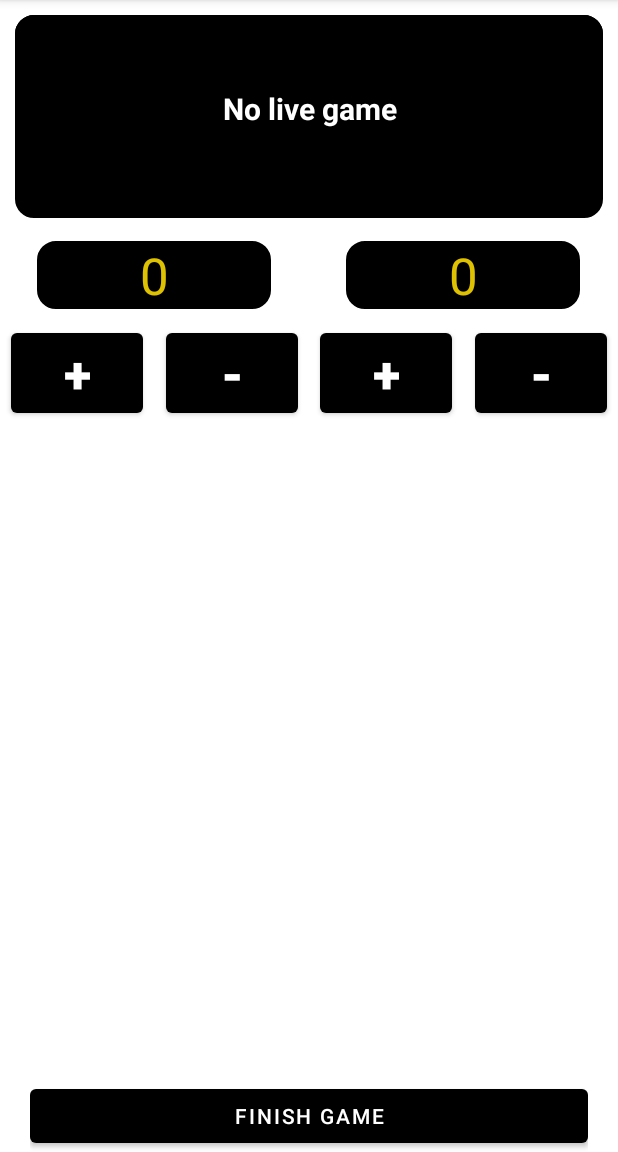
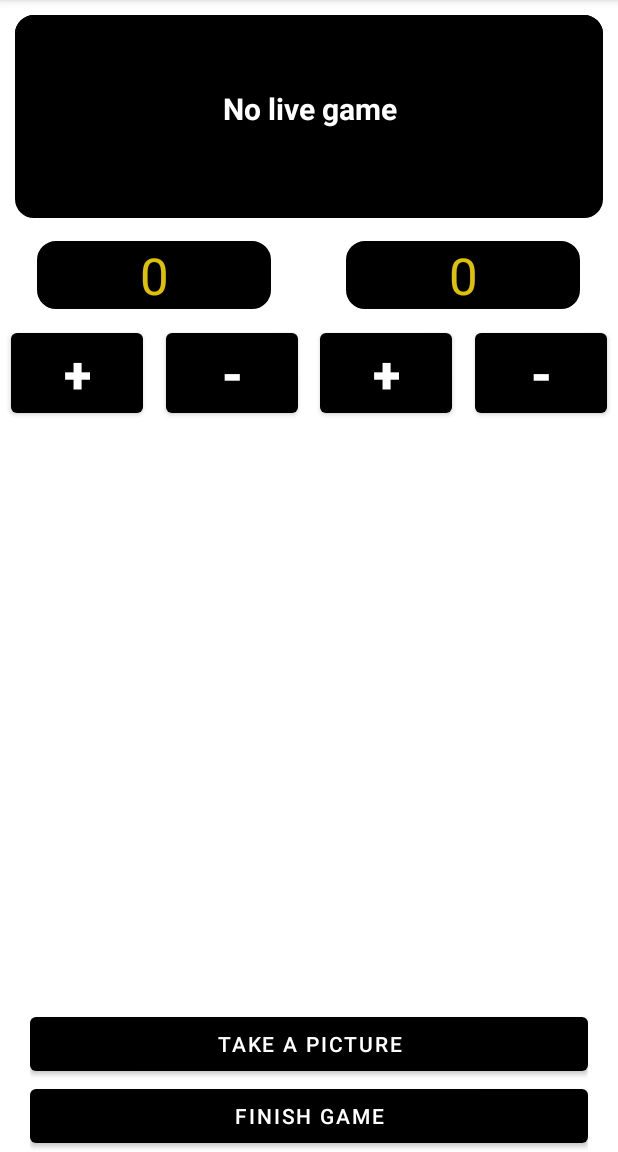
Before and after one commit to BowgartField/roundnet-tracker, an Android app: the GameActivity screen opened directly, with no data from a screen before it, on a phone screen of 412 x 824 dp, the part 84-1236 px from its top. Run offline under Robolectric (Android 15) with nearby library versions, the phone set to English and light mode, and no system bars; 6 statements that could not run were skipped.

Commit message:
Add picture on GameActivity

```diff
--- a/app/build.gradle
+++ b/app/build.gradle
@@ -46,6 +46,7 @@ dependencies {
     implementation 'com.google.android.gms:play-services-maps:17.0.1'
     implementation 'com.google.android.gms:play-services-location:18.0.0'
     implementation 'com.google.code.gson:gson:2.8.9'
+    implementation 'androidx.gridlayout:gridlayout:1.0.0'
     testImplementation 'junit:junit:4.+'
     androidTestImplementation 'androidx.test.ext:junit:1.1.3'
     androidTestImplementation 'androidx.test.espresso:espresso-core:3.4.0'
--- a/app/src/main/res/layout/activity_game.xml
+++ b/app/src/main/res/layout/activity_game.xml
@@ -5,6 +5,7 @@
     android:layout_width="match_parent"
     android:layout_height="match_parent"
     android:orientation="vertical"
+    android:weightSum="10"
     tools:context=".ui.game.GameActivity">
 
     <androidx.fragment.app.FragmentContainerView
@@ -18,7 +19,17 @@
         android:layout_width="match_parent"
         android:layout_height="wrap_content"
         android:orientation="horizontal"
-        android:weightSum="2" />
+        android:weightSum="2">
+
+    </LinearLayout>
+
+    <androidx.gridlayout.widget.GridLayout
+        android:id="@+id/imageGridView"
+        android:layout_width="match_parent"
+        android:layout_height="wrap_content"
+        android:padding="10dp">
+
+    </androidx.gridlayout.widget.GridLayout>
 
     <LinearLayout
         android:layout_width="match_parent"
@@ -29,10 +40,18 @@
         android:paddingRight="20dp">
 
         <Button
+            android:id="@+id/button2"
+            android:layout_width="match_parent"
+            android:layout_height="wrap_content"
+            android:onClick="onTakePictureClick"
+            android:text="@string/takePicture" />
+
+        <Button
             android:id="@+id/button"
             android:layout_width="match_parent"
             android:layout_height="wrap_content"
             android:text="@string/finishGame" />
+
     </LinearLayout>
 
 </LinearLayout>
--- a/app/src/main/res/values/strings.xml
+++ b/app/src/main/res/values/strings.xml
@@ -20,6 +20,7 @@
     <string name="logout">Log out</string>
     <string name="add">Add</string>
     <string name="finishGame">Finish game</string>
+    <string name="takePicture">Take a picture</string>
 
     <string name="firstname">Firstname</string>
     <string name="lastname">Lastname</string>
--- /dev/null
+++ b/app/src/main/res/xml/paths.xml
@@ -0,0 +1,4 @@
+<?xml version="1.0" encoding="utf-8"?>
+<paths>
+    <external-files-path name="my_images" path="Pictures" />
+</paths>
```
Also changed, not shown: app/src/main/AndroidManifest.xml (+16 -0 lines), app/src/main/java/fr/hamchez/roundnettracker/ui/game/GameActivity.java (+114 -0 lines), app/src/main/java/fr/hamchez/roundnettracker/ui/register/RegisterActivity.java (+12 -8 lines), 1 other file.
